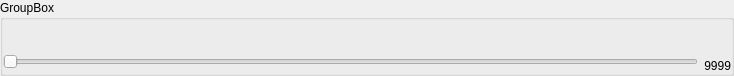
Above: RestrictedRangeSlider.ui from danlipsa/foamvis before the change. Below: the same form after it.
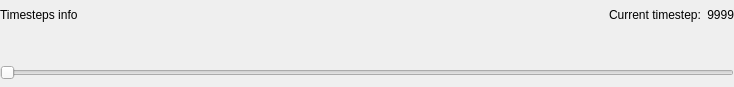
That is the form after the change. Custom widgets are drawn as their Qt base class.

Diff of the .ui file:
```diff
--- a/RestrictedRangeSlider.ui
+++ b/RestrictedRangeSlider.ui
@@ -7,7 +7,7 @@
     <x>0</x>
     <y>0</y>
     <width>734</width>
-    <height>76</height>
+    <height>87</height>
    </rect>
   </property>
   <property name="sizePolicy">
@@ -27,11 +27,8 @@
     <number>0</number>
    </property>
    <item>
-    <widget class="QGroupBox" name="groupBoxRestrictedRange">
-     <property name="title">
-      <string>GroupBox</string>
-     </property>
-     <layout class="QHBoxLayout" name="horizontalLayout" stretch="1,0">
+    <widget class="QWidget" name="widget" native="true">
+     <layout class="QHBoxLayout" name="horizontalLayout_2">
       <property name="spacing">
        <number>6</number>
       </property>
@@ -39,71 +36,32 @@
        <number>0</number>
       </property>
       <item>
-       <widget class="QWidget" name="widgetSlider" native="true">
-        <layout class="QVBoxLayout" name="verticalLayout_2">
-         <property name="spacing">
-          <number>0</number>
-         </property>
-         <property name="leftMargin">
-          <number>0</number>
-         </property>
-         <property name="topMargin">
-          <number>9</number>
-         </property>
-         <property name="rightMargin">
-          <number>0</number>
-         </property>
-         <property name="bottomMargin">
-          <number>0</number>
-         </property>
-         <item>
-          <widget class="QwtScaleWidget" name="scale" native="true">
-           <property name="sizePolicy">
-            <sizepolicy hsizetype="Preferred" vsizetype="Preferred">
-             <horstretch>0</horstretch>
-             <verstretch>0</verstretch>
-            </sizepolicy>
+       <widget class="QLabel" name="labelInfo">
+        <property name="text">
+         <string>Timesteps info</string>
            </property>
           </widget>
          </item>
          <item>
-          <widget class="QSlider" name="slider">
-           <property name="sizePolicy">
-            <sizepolicy hsizetype="Preferred" vsizetype="Preferred">
-             <horstretch>0</horstretch>
-             <verstretch>0</verstretch>
-            </sizepolicy>
-           </property>
+       <spacer name="horizontalSpacer">
            <property name="orientation">
             <enum>Qt::Horizontal</enum>
-           </property>
-          </widget>
-         </item>
-        </layout>
-       </widget>
-      </item>
-      <item>
-       <widget class="QWidget" name="widgetValue" native="true">
-        <layout class="QVBoxLayout" name="verticalLayout_3">
-         <property name="spacing">
-          <number>0</number>
-         </property>
-         <property name="margin">
-          <number>0</number>
-         </property>
-         <item>
-          <spacer name="verticalSpacer">
-           <property name="orientation">
-            <enum>Qt::Vertical</enum>
            </property>
            <property name="sizeHint" stdset="0">
             <size>
-             <width>20</width>
-             <height>40</height>
+          <width>40</width>
+          <height>20</height>
             </size>
            </property>
           </spacer>
          </item>
+      <item>
+       <widget class="QLabel" name="label_2">
+        <property name="text">
+         <string>Current timestep:</string>
+        </property>
+       </widget>
+      </item>
          <item>
           <widget class="QLabel" name="labelValue">
            <property name="sizePolicy">
@@ -123,7 +81,27 @@
         </layout>
        </widget>
       </item>
-     </layout>
+   <item>
+    <widget class="QwtScaleWidget" name="scale" native="true">
+     <property name="sizePolicy">
+      <sizepolicy hsizetype="Preferred" vsizetype="Preferred">
+       <horstretch>0</horstretch>
+       <verstretch>0</verstretch>
+      </sizepolicy>
+     </property>
+    </widget>
+   </item>
+   <item>
+    <widget class="QSlider" name="slider">
+     <property name="sizePolicy">
+      <sizepolicy hsizetype="Preferred" vsizetype="Preferred">
+       <horstretch>0</horstretch>
+       <verstretch>0</verstretch>
+      </sizepolicy>
+     </property>
+     <property name="orientation">
+      <enum>Qt::Horizontal</enum>
+     </property>
     </widget>
    </item>
   </layout>
```
Lines whose indentation alone changed are shown as unchanged.
